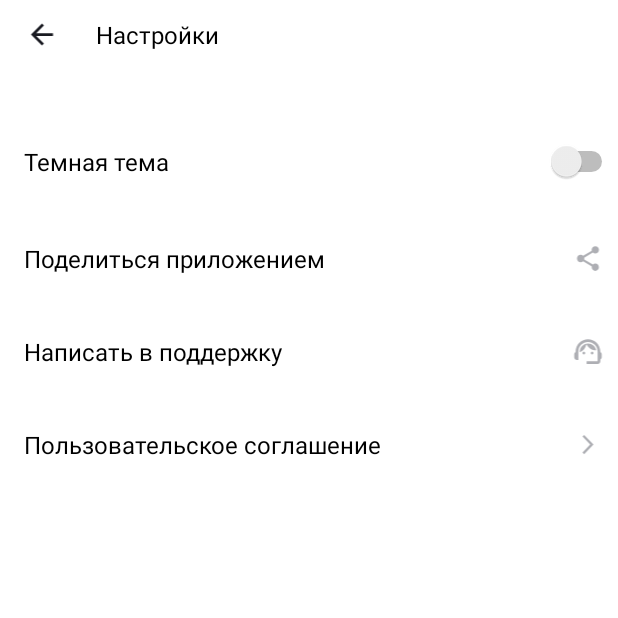
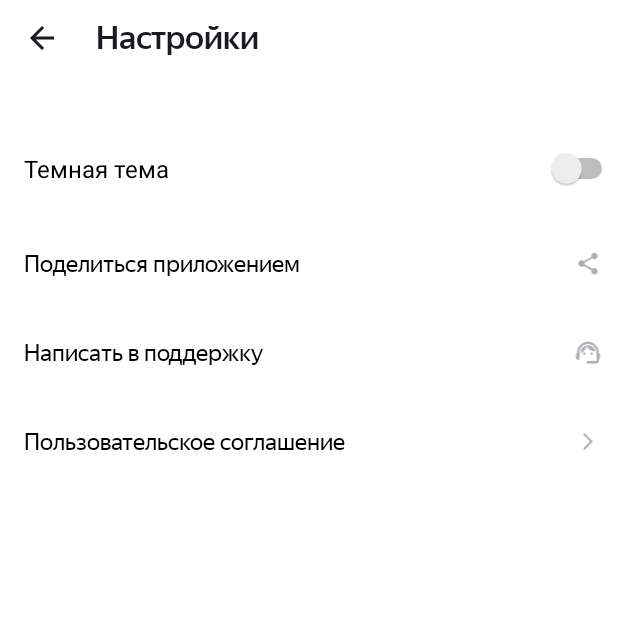
Before and after one commit to gremwiz1/PlayListMaker, an Android app: the SettingsActivity screen opened directly, with no data from a screen before it, on a phone screen of 412 x 824 dp, the top half of it. Run offline under Robolectric (Android 15) with nearby library versions, the phone set to English and light mode, and no system bars.

Commit message:
added styles and fonts

```diff
--- a/app/src/main/AndroidManifest.xml
+++ b/app/src/main/AndroidManifest.xml
@@ -10,7 +10,7 @@
         android:label="@string/app_name"
         android:roundIcon="@mipmap/ic_launcher_round"
         android:supportsRtl="true"
-        android:theme="@style/Theme.MaterialComponents.DayNight.NoActionBar"
+        android:theme="@style/Theme.PlaylistMaker"
         tools:targetApi="31">
         <activity
             android:name=".SearchActivity"
--- /dev/null
+++ b/app/src/main/res/drawable/dark_mode.xml
@@ -0,0 +1,13 @@
+<vector xmlns:android="http://schemas.android.com/apk/res/android"
+    android:width="24dp"
+    android:height="24dp"
+    android:viewportWidth="24"
+    android:viewportHeight="24">
+  <group>
+    <clip-path
+        android:pathData="M0,0h24v24h-24z"/>
+    <path
+        android:pathData="M20,11H7.83L13.42,5.41L12,4L4,12L12,20L13.41,18.59L7.83,13H20V11Z"
+        android:fillColor="#ffffff"/>
+  </group>
+</vector>
--- a/app/src/main/res/layout/activity_settings.xml
+++ b/app/src/main/res/layout/activity_settings.xml
@@ -2,89 +2,69 @@
 <LinearLayout xmlns:android="http://schemas.android.com/apk/res/android"
     android:layout_width="match_parent"
     android:layout_height="match_parent"
-        android:background="@color/white"
-        android:orientation="vertical"
-        android:layout_marginStart="@dimen/margin_left_16">
+    android:layout_marginStart="@dimen/margin_left_16"
+    android:background="?attr/colorPrimary"
+    android:orientation="vertical">
+
     <LinearLayout
         android:layout_width="match_parent"
         android:layout_height="wrap_content"
-            android:orientation="horizontal"
+        android:layout_marginTop="@dimen/margin_top_12"
         android:layout_marginBottom="@dimen/margin_bottom_60"
-            android:layout_marginTop="@dimen/margin_top_12">
+        android:orientation="horizontal">
+
         <ImageView
-                android:layout_width="wrap_content"
-                android:layout_height="match_parent"
-                android:src="@drawable/arrow_back"
-                android:layout_marginRight="@dimen/margin_right_24"
             android:id="@+id/backArrow"
-                />
+            style="@style/arrowBack" />
+
         <TextView
-                android:layout_width="wrap_content"
-                android:layout_height="wrap_content"
-                android:layout_weight="1"
+            style="@style/textSettingsStyle"
+            android:fontFamily="@font/ys_display_medium"
             android:text="@string/settings"
-                android:textSize="@dimen/text_size_16"
-                android:textColor="@color/black" />
+            android:textColor="?attr/colorPrimaryVariant"
+            android:textSize="@dimen/text_size" />
     </LinearLayout>
+
     <Switch
         android:layout_width="match_parent"
         android:layout_height="wrap_content"
         android:text="@string/dark_theme"
-            android:textSize="@dimen/text_size_16"
-            android:textColor="@color/black"/>
-        <LinearLayout
-            android:layout_width="match_parent"
-            android:layout_height="wrap_content"
-            android:orientation="horizontal"
-            android:layout_marginRight="@dimen/margin_right_8"
-            android:layout_marginTop="@dimen/margin_top_40">
+        android:textColor="?attr/colorOnPrimary"
+        android:textSize="@dimen/text_size_16" />
+
+    <LinearLayout style="@style/linearLayoutSettingsStyle">
+
         <TextView
-                android:layout_width="wrap_content"
-                android:layout_height="wrap_content"
-                android:layout_weight="1"
-                android:text="@string/share_app"
-                android:textSize="@dimen/text_size_16"
-                android:textColor="@color/black" />
+            style="@style/textSettingsStyle"
+            android:text="@string/share_app" />
+
         <ImageView
             android:layout_width="wrap_content"
             android:layout_height="match_parent"
-                android:src="@drawable/share_app"
-                />
+            android:src="@drawable/share_app" />
     </LinearLayout>
-        <LinearLayout
-            android:layout_width="match_parent"
-            android:layout_height="wrap_content"
-            android:orientation="horizontal"
-            android:layout_marginRight="@dimen/margin_right_8"
-            android:layout_marginTop="@dimen/margin_top_40">
+
+    <LinearLayout style="@style/linearLayoutSettingsStyle">
+
         <TextView
-                android:layout_width="wrap_content"
-                android:layout_height="wrap_content"
-                android:layout_weight="1"
-                android:text="@string/write_support"
-                android:textSize="@dimen/text_size_16"
-                android:textColor="@color/black"/>
+            style="@style/textSettingsStyle"
+            android:text="@string/write_support" />
+
         <ImageView
             android:layout_width="wrap_content"
             android:layout_height="match_parent"
-                android:src="@drawable/write_support"/>
+            android:src="@drawable/write_support" />
     </LinearLayout>
-        <LinearLayout
-            android:layout_width="match_parent"
-            android:layout_height="wrap_content"
-            android:orientation="horizontal"
-            android:layout_marginRight="@dimen/margin_right_8"
-            android:layout_marginTop="@dimen/margin_top_40">
+
+    <LinearLayout style="@style/linearLayoutSettingsStyle">
+
         <TextView
-                android:layout_width="wrap_content"
-                android:layout_height="wrap_content"
-                android:layout_weight="1"
-                android:text="@string/user_agreement"
-                android:textSize="@dimen/text_size_16"
-                android:textColor="@color/black"/>
+            style="@style/textSettingsStyle"
+            android:text="@string/user_agreement" />
+
         <ImageView
             android:layout_width="wrap_content"
             android:layout_height="match_parent"
-                android:src="@drawable/arrow_forward"/>
+            android:src="@drawable/arrow_forward" />
     </LinearLayout>
 </LinearLayout>
--- a/app/src/main/res/values-night/themes.xml
+++ b/app/src/main/res/values-night/themes.xml
@@ -1,14 +1,14 @@
 <resources xmlns:tools="http://schemas.android.com/tools">
     <!-- Base application theme. -->
-    <style name="Theme.PlaylistMaker" parent="Theme.MaterialComponents.DayNight.DarkActionBar">
+    <style name="Theme.PlaylistMaker" parent="Theme.MaterialComponents.DayNight.NoActionBar">
         <!-- Primary brand color. -->
-        <item name="colorPrimary">@color/purple_200</item>
-        <item name="colorPrimaryVariant">@color/purple_700</item>
-        <item name="colorOnPrimary">@color/black</item>
+        <item name="colorPrimary">@color/black</item>
+        <item name="colorPrimaryVariant">@color/white</item>
+        <item name="colorOnPrimary">@color/white</item>
         <!-- Secondary brand color. -->
-        <item name="colorSecondary">@color/teal_200</item>
-        <item name="colorSecondaryVariant">@color/teal_200</item>
-        <item name="colorOnSecondary">@color/black</item>
+        <item name="colorSecondary">@color/dark_blue</item>
+        <item name="colorSecondaryVariant">@color/black</item>
+        <item name="colorOnSecondary">@color/white</item>
         <!-- Status bar color. -->
         <item name="android:statusBarColor">?attr/colorPrimaryVariant</item>
         <!-- Customize your theme here. -->
--- /dev/null
+++ b/app/src/main/res/values/styles.xml
@@ -0,0 +1,44 @@
+<?xml version="1.0" encoding="utf-8"?>
+<resources>
+
+    <style name="buttonMainStyle" parent="Widget.MaterialComponents.Button.UnelevatedButton">
+        <item name="android:layout_marginHorizontal">@dimen/margin_horizontal_16</item>
+        <item name="android:layout_marginBottom">@dimen/margin_bottom_16</item>
+        <item name="android:layout_weight">1</item>
+        <item name="android:gravity">center</item>
+        <item name="android:textSize">@dimen/text_size</item>
+        <item name="cornerRadius">@dimen/corner_radius_16</item>
+        <item name="iconGravity">textStart</item>
+        <item name="iconPadding">@dimen/icon_padding_8</item>
+        <item name="android:layout_width">match_parent</item>
+        <item name="android:layout_height">wrap_content</item>
+        <item name="android:backgroundTint">?attr/colorPrimary</item>
+        <item name="android:textColor">?attr/colorPrimaryVariant</item>
+        <item name="iconTint">?attr/colorPrimaryVariant</item>
+        <item name="android:fontFamily">@font/ys_display_medium</item>
+    </style>
+
+    <style name="textSettingsStyle">
+        <item name="android:layout_width">wrap_content</item>
+        <item name="android:layout_height">wrap_content</item>
+        <item name="android:layout_weight">1</item>
+        <item name="android:textSize">@dimen/text_size_16</item>
+        <item name="android:textColor">?attr/colorOnPrimary</item>
+        <item name="android:fontFamily">@font/ys_display_regular</item>
+    </style>
+
+    <style name="linearLayoutSettingsStyle">
+        <item name="android:layout_width">match_parent</item>
+        <item name="android:layout_height">wrap_content</item>
+        <item name="android:orientation">horizontal</item>
+        <item name="android:layout_marginRight">@dimen/margin_right_8</item>
+        <item name="android:layout_marginTop">@dimen/margin_top_40</item>
+    </style>
+
+    <style name="arrowBack">
+        <item name="android:layout_width">wrap_content</item>
+        <item name="android:layout_height">match_parent</item>
+        <item name="android:layout_marginRight">@dimen/margin_right_24</item>
+        <item name="android:src">@drawable/arrow_back</item>
+    </style>
+</resources>
--- a/app/src/main/res/values/themes.xml
+++ b/app/src/main/res/values/themes.xml
@@ -1,14 +1,14 @@
 <resources xmlns:tools="http://schemas.android.com/tools">
     <!-- Base application theme. -->
-    <style name="Theme.PlaylistMaker" parent="Theme.MaterialComponents.DayNight.DarkActionBar">
+    <style name="Theme.PlaylistMaker" parent="Theme.MaterialComponents.DayNight.NoActionBar">
         <!-- Primary brand color. -->
-        <item name="colorPrimary">@color/purple_500</item>
-        <item name="colorPrimaryVariant">@color/purple_700</item>
-        <item name="colorOnPrimary">@color/white</item>
+        <item name="colorPrimary">@color/white</item>
+        <item name="colorPrimaryVariant">@color/dark_blue</item>
+        <item name="colorOnPrimary">@color/black</item>
         <!-- Secondary brand color. -->
         <item name="colorSecondary">@color/teal_200</item>
-        <item name="colorSecondaryVariant">@color/teal_700</item>
-        <item name="colorOnSecondary">@color/black</item>
+        <item name="colorSecondaryVariant">@color/cornflower_blue</item>
+        <item name="colorOnSecondary">@color/white</item>
         <!-- Status bar color. -->
         <item name="android:statusBarColor">?attr/colorPrimaryVariant</item>
         <!-- Customize your theme here. -->
```
Also changed, not shown: app/src/main/res/layout/activity_main.xml (+10 -45 lines), app/src/main/res/values-night/styles.xml (added, +27 -0 lines), app/src/main/res/font/ys_display_medium.ttf (added), app/src/main/res/font/ys_display_regular.ttf (added). Lines whose indentation alone changed are shown as unchanged.
